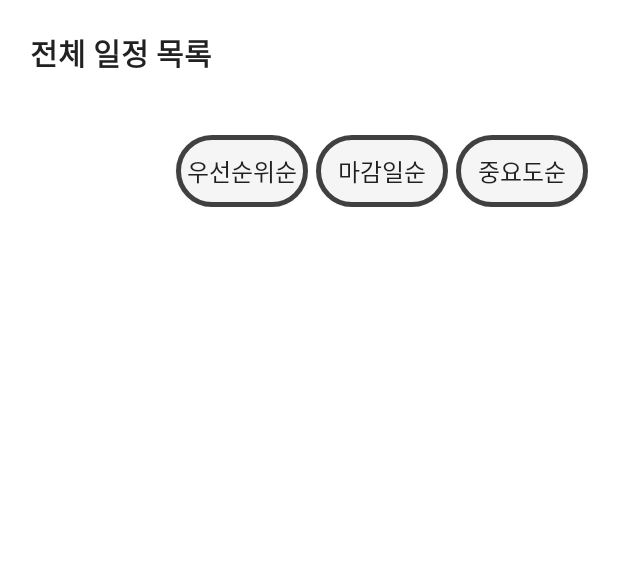
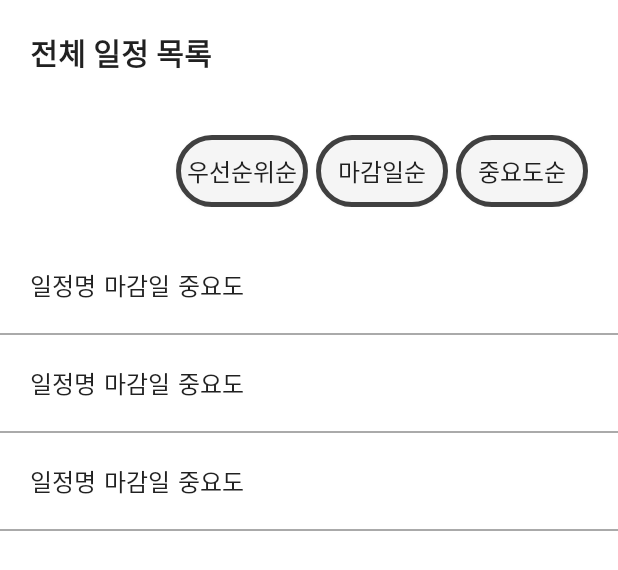
Before and after one commit to seunghwaryu/engineeringdesign, an Android app: the layout activity_main_list.xml on its own in the app's theme, with its tools: preview values and no code run, on a phone screen of 412 x 824 dp. Shown: the top 570 px of the screen. Run offline under Robolectric (Android 15) with nearby library versions, the phone set to English and light mode, and no system bars.

Commit message:
item을 리사이클러뷰에 불러오기

```diff
--- a/app/src/main/res/layout/activity_main_list.xml
+++ b/app/src/main/res/layout/activity_main_list.xml
@@ -65,6 +65,8 @@
     <androidx.recyclerview.widget.RecyclerView
         android:id="@+id/main_recycler_view"
         android:layout_width="match_parent"
-        android:layout_height="wrap_content" />
+        android:layout_height="570dp"
+        tools:listitem="@layout/main_list_item"/>
+
 
 </LinearLayout>
```
